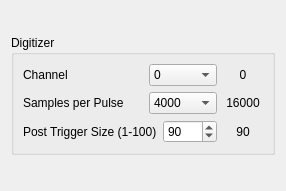
Above: gui_design/digitizer.ui from baukekooger/XY_Measurement before the change. Below: the same form after it.
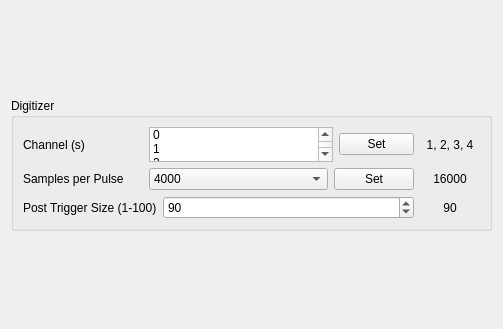
That is the form after the change.

Commit message: blitting done for positions indicator, decay works in alignment mode

```diff
--- a/gui_design/digitizer.ui
+++ b/gui_design/digitizer.ui
@@ -6,10 +6,16 @@
    <rect>
     <x>0</x>
     <y>0</y>
-    <width>286</width>
-    <height>191</height>
+    <width>503</width>
+    <height>329</height>
    </rect>
   </property>
+  <property name="sizePolicy">
+   <sizepolicy hsizetype="Expanding" vsizetype="Preferred">
+    <horstretch>0</horstretch>
+    <verstretch>0</verstretch>
+   </sizepolicy>
+  </property>
   <property name="windowTitle">
    <string>Form</string>
   </property>
@@ -290,6 +296,25 @@
               </item>
              </widget>
             </item>
+            <item>
+             <widget class="QPushButton" name="pushButton_samples_alignment">
+              <property name="sizePolicy">
+               <sizepolicy hsizetype="Fixed" vsizetype="Fixed">
+                <horstretch>0</horstretch>
+                <verstretch>0</verstretch>
+               </sizepolicy>
+              </property>
+              <property name="minimumSize">
+               <size>
+                <width>75</width>
+                <height>0</height>
+               </size>
+              </property>
+              <property name="text">
+               <string>Set</string>
+              </property>
+             </widget>
+            </item>
             <item>
              <widget class="QLabel" name="label_samples_indicator">
               <property name="sizePolicy">
@@ -300,7 +325,7 @@
               </property>
               <property name="minimumSize">
                <size>
-                <width>40</width>
+                <width>60</width>
                 <height>0</height>
                </size>
               </property>
@@ -331,24 +356,33 @@
                </size>
               </property>
               <property name="text">
-               <string>Channel</string>
+               <string>Channel (s)</string>
               </property>
              </widget>
             </item>
             <item>
-             <widget class="QComboBox" name="comboBox_channel_alignment">
+             <widget class="QListWidget" name="listWidget_channel_alignment">
               <property name="sizePolicy">
-               <sizepolicy hsizetype="Expanding" vsizetype="Fixed">
+               <sizepolicy hsizetype="Preferred" vsizetype="Fixed">
                 <horstretch>0</horstretch>
                 <verstretch>0</verstretch>
                </sizepolicy>
               </property>
               <property name="minimumSize">
                <size>
-                <width>40</width>
+                <width>0</width>
                 <height>0</height>
                </size>
               </property>
+              <property name="maximumSize">
+               <size>
+                <width>1677215</width>
+                <height>35</height>
+               </size>
+              </property>
+              <property name="selectionMode">
+               <enum>QAbstractItemView::ExtendedSelection</enum>
+              </property>
               <item>
                <property name="text">
                 <string>0</string>
@@ -359,6 +393,35 @@
                 <string>1</string>
                </property>
               </item>
+              <item>
+               <property name="text">
+                <string>2</string>
+               </property>
+              </item>
+              <item>
+               <property name="text">
+                <string>3</string>
+               </property>
+              </item>
+             </widget>
+            </item>
+            <item>
+             <widget class="QPushButton" name="pushButton_channel_alignment">
+              <property name="sizePolicy">
+               <sizepolicy hsizetype="Fixed" vsizetype="Fixed">
+                <horstretch>0</horstretch>
+                <verstretch>0</verstretch>
+               </sizepolicy>
+              </property>
+              <property name="minimumSize">
+               <size>
+                <width>75</width>
+                <height>0</height>
+               </size>
+              </property>
+              <property name="text">
+               <string>Set</string>
+              </property>
              </widget>
             </item>
             <item>
@@ -371,12 +434,12 @@
               </property>
               <property name="minimumSize">
                <size>
-                <width>40</width>
+                <width>60</width>
                 <height>0</height>
                </size>
               </property>
               <property name="text">
-               <string>0</string>
+               <string>1, 2, 3, 4</string>
               </property>
               <property name="alignment">
                <set>Qt::AlignCenter</set>
@@ -435,7 +498,7 @@
               </property>
               <property name="minimumSize">
                <size>
-                <width>40</width>
+                <width>60</width>
                 <height>0</height>
                </size>
               </property>
```
Left out of the diff: 10 changed lines with no effect on the pictures. The commit also changes 60 other files.
